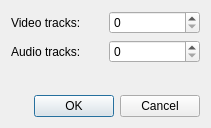
Qt form src/ui/newtimeline_ui.ui (KDE/kdenlive) before a commit.
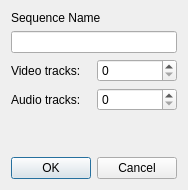
The same form after that commit.

Commit message: Ask for sequence name on add sequence

```diff
--- a/src/ui/newtimeline_ui.ui
+++ b/src/ui/newtimeline_ui.ui
@@ -10,35 +10,15 @@
    <rect>
     <x>0</x>
     <y>0</y>
-    <width>211</width>
-    <height>128</height>
+    <width>186</width>
+    <height>190</height>
    </rect>
   </property>
   <property name="windowTitle">
    <string>Dialog</string>
   </property>
   <layout class="QGridLayout" name="gridLayout">
-   <item row="0" column="0">
-    <widget class="QLabel" name="label_video_tracks">
-     <property name="text">
-      <string>Video tracks:</string>
-     </property>
-    </widget>
-   </item>
-   <item row="0" column="1">
-    <widget class="QSpinBox" name="video_tracks"/>
-   </item>
-   <item row="1" column="0">
-    <widget class="QLabel" name="label_audio_tracks">
-     <property name="text">
-      <string>Audio tracks:</string>
-     </property>
-    </widget>
-   </item>
-   <item row="1" column="1">
-    <widget class="QSpinBox" name="audio_tracks"/>
-   </item>
-   <item row="2" column="0">
+   <item row="4" column="0">
     <spacer name="verticalSpacer">
      <property name="orientation">
       <enum>Qt::Vertical</enum>
@@ -51,7 +31,7 @@
      </property>
     </spacer>
    </item>
-   <item row="3" column="0" colspan="2">
+   <item row="5" column="0" colspan="2">
     <widget class="QDialogButtonBox" name="buttonBox">
      <property name="orientation">
       <enum>Qt::Horizontal</enum>
@@ -61,6 +41,36 @@
      </property>
     </widget>
    </item>
+   <item row="0" column="0" colspan="2">
+    <widget class="QLabel" name="label">
+     <property name="text">
+      <string>Sequence Name</string>
+     </property>
+    </widget>
+   </item>
+   <item row="3" column="1">
+    <widget class="QSpinBox" name="audio_tracks"/>
+   </item>
+   <item row="2" column="1">
+    <widget class="QSpinBox" name="video_tracks"/>
+   </item>
+   <item row="3" column="0">
+    <widget class="QLabel" name="label_audio_tracks">
+     <property name="text">
+      <string>Audio tracks:</string>
+     </property>
+    </widget>
+   </item>
+   <item row="2" column="0">
+    <widget class="QLabel" name="label_video_tracks">
+     <property name="text">
+      <string>Video tracks:</string>
+     </property>
+    </widget>
+   </item>
+   <item row="1" column="0" colspan="2">
+    <widget class="QLineEdit" name="sequence_name"/>
+   </item>
   </layout>
  </widget>
  <resources/>
```
Left out of the diff: 5 changed lines with no effect on the pictures. The commit also changes 1 other file.
